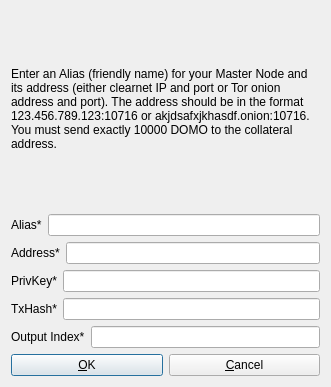
Old version of the form src/qt/forms/createmasternodedlg.ui in the repository Alonewolf-123/DOMO-Core.
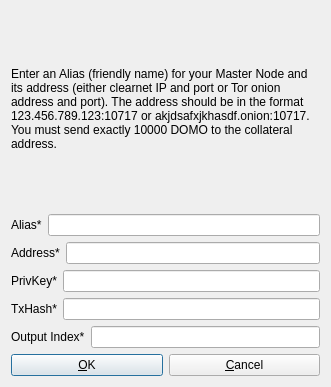
New version of the form.

```diff
--- a/src/qt/forms/createmasternodedlg.ui
+++ b/src/qt/forms/createmasternodedlg.ui
@@ -26,7 +26,7 @@
       </sizepolicy>
      </property>
      <property name="text">
-      <string>&lt;html&gt;&lt;head/&gt;&lt;body&gt;&lt;p&gt;Enter an Alias (friendly name) for your Master Node and its address (either clearnet IP and port or Tor onion address and port). The address should be in the format 123.456.789.123:10716 or akjdsafxjkhasdf.onion:10716. You must send exactly 10000 DOMO to the collateral address.&lt;/p&gt;&lt;/body&gt;&lt;/html&gt;</string>
+      <string>&lt;html&gt;&lt;head/&gt;&lt;body&gt;&lt;p&gt;Enter an Alias (friendly name) for your Master Node and its address (either clearnet IP and port or Tor onion address and port). The address should be in the format 123.456.789.123:10717 or akjdsafxjkhasdf.onion:10717. You must send exactly 10000 DOMO to the collateral address.&lt;/p&gt;&lt;/body&gt;&lt;/html&gt;</string>
      </property>
      <property name="wordWrap">
       <bool>true</bool>
```
